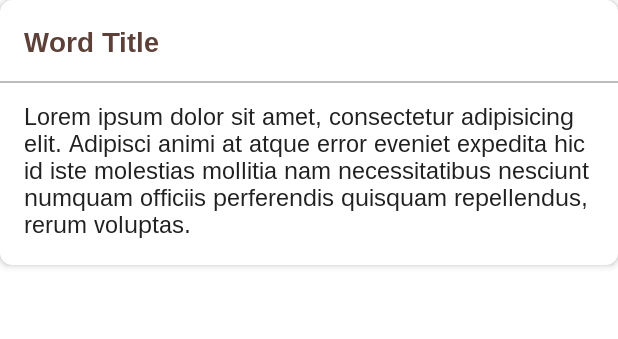
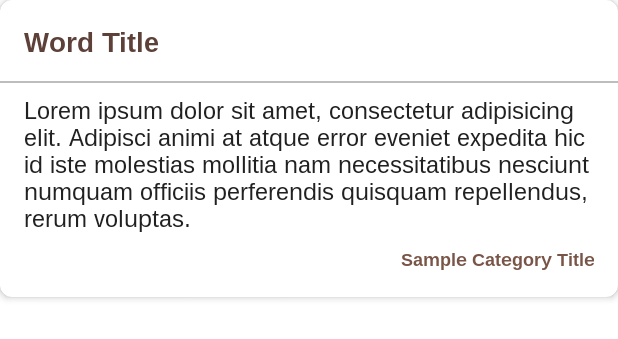
Before and after one commit to RkNaing/WordStore, an Android app: the layout item_word.xml on its own in the app's theme, with its tools: preview values and no code run, on a phone screen of 412 x 824 dp. Shown: the top 339 px of the screen. Run offline under Robolectric (Android 15) with nearby library versions, the phone set to English and light mode, and no system bars.

Commit message:
- Continue Implementation

```diff
--- a/app/src/main/java/com/devshub/rk/wordsstore/data/db/dao/WordDao.kt
+++ b/app/src/main/java/com/devshub/rk/wordsstore/data/db/dao/WordDao.kt
@@ -17,6 +17,6 @@ interface WordDao {
     @Delete
     fun deleteWord(word: Word): Int
 
-    @Query("SELECT WORD_TBL.*, CATEGORY_TBL.title AS category_title FROM WORD_TBL INNER JOIN CATEGORY_TBL ON WORD_TBL.categoryId = CATEGORY_TBL.id")
+    @Query("SELECT WORD_TBL.*, CATEGORY_TBL.id AS word_category_id, CATEGORY_TBL.title AS word_category_title, CATEGORY_TBL.description AS word_category_description FROM WORD_TBL INNER JOIN CATEGORY_TBL ON WORD_TBL.categoryId = CATEGORY_TBL.id")
     fun getAllWithCategoryTitle():DataSource.Factory<Int, WordWithCategory>
 }
--- a/app/src/main/java/com/devshub/rk/wordsstore/utils/Callbacks.kt
+++ b/app/src/main/java/com/devshub/rk/wordsstore/utils/Callbacks.kt
@@ -1,6 +1,7 @@
 package com.devshub.rk.wordsstore.utils
 
 import com.devshub.rk.wordsstore.data.model.Category
+import com.devshub.rk.wordsstore.data.model.WordWithCategory
 
 /**
  * Created by ZMN on 12/13/18.
@@ -9,3 +10,5 @@ import com.devshub.rk.wordsstore.data.model.Category
 typealias CompletionCallback = (Boolean) -> Unit
 
 typealias CategoryItemClickCallback = (Category) -> Unit
+
+typealias WordWithCategoryItemClickCallback = (WordWithCategory) -> Unit
--- a/app/src/main/res/layout/item_word.xml
+++ b/app/src/main/res/layout/item_word.xml
@@ -1,5 +1,6 @@
 <?xml version="1.0" encoding="utf-8"?>
-<com.google.android.material.card.MaterialCardView xmlns:android="http://schemas.android.com/apk/res/android"
+<com.google.android.material.card.MaterialCardView
+        xmlns:android="http://schemas.android.com/apk/res/android"
         xmlns:app="http://schemas.android.com/apk/res-auto"
         xmlns:tools="http://schemas.android.com/tools"
         android:layout_width="match_parent"
@@ -27,7 +28,7 @@
                 app:layout_constraintEnd_toEndOf="parent"
                 app:layout_constraintStart_toStartOf="parent"
                 app:layout_constraintTop_toTopOf="parent"
-            tools:text="Word Title" />
+                tools:text="Word Title"/>
 
         <View
                 android:id="@+id/itemWordDescDividerView"
@@ -39,7 +40,7 @@
                 app:layout_constraintBottom_toTopOf="@+id/itemWordTvDesc"
                 app:layout_constraintEnd_toEndOf="parent"
                 app:layout_constraintStart_toStartOf="parent"
-            app:layout_constraintTop_toBottomOf="@id/itemWordTvTitle" />
+                app:layout_constraintTop_toBottomOf="@id/itemWordTvTitle"/>
 
         <androidx.appcompat.widget.AppCompatTextView
                 android:id="@+id/itemWordTvDesc"
@@ -52,11 +53,28 @@
                 android:fontFamily="@font/arimo"
                 android:textColor="@color/colorTextPrimary"
                 android:textSize="16sp"
+                app:layout_constraintEnd_toEndOf="parent"
+                app:layout_constraintStart_toStartOf="parent"
+                app:layout_constraintTop_toBottomOf="@id/itemWordDescDividerView"
+                tools:text="@string/textWordDesc"/>
+
+        <androidx.appcompat.widget.AppCompatTextView
+                android:id="@+id/itemWordCategoryTitleTv"
+                android:layout_width="match_parent"
+                android:layout_height="wrap_content"
+                android:layout_marginBottom="16dp"
+                android:layout_marginEnd="16dp"
+                android:layout_marginStart="16dp"
+                android:layout_marginTop="8dp"
+                android:fontFamily="@font/arimo_bold"
+                android:textColor="@color/colorPrimary"
+                android:textSize="12sp"
+                android:gravity="end"
                 app:layout_constraintBottom_toBottomOf="parent"
                 app:layout_constraintEnd_toEndOf="parent"
                 app:layout_constraintStart_toStartOf="parent"
-            app:layout_constraintTop_toBottomOf="@id/itemWordDescDividerView"
-            tools:text="@string/textWordDesc" />
+                app:layout_constraintTop_toBottomOf="@id/itemWordTvDesc"
+                tools:text="Sample Category Title"/>
 
     </androidx.constraintlayout.widget.ConstraintLayout>
 
```
Also changed, not shown: app/src/main/java/com/devshub/rk/wordsstore/data/model/WordWithCategory.kt (+17 -5 lines), app/src/main/java/com/devshub/rk/wordsstore/ui/adapter/WordsRVAdapter.kt (+9 -8 lines), app/src/main/java/com/devshub/rk/wordsstore/ui/fragments/WordsListFragment.kt (+9 -11 lines), app/src/main/java/com/devshub/rk/wordsstore/ui/viewholders/WordHolder.kt (+17 -15 lines), app/src/main/java/com/devshub/rk/wordsstore/utils/DummyData.kt (deleted, +0 -26 lines). Lines whose indentation alone changed are shown as unchanged.
